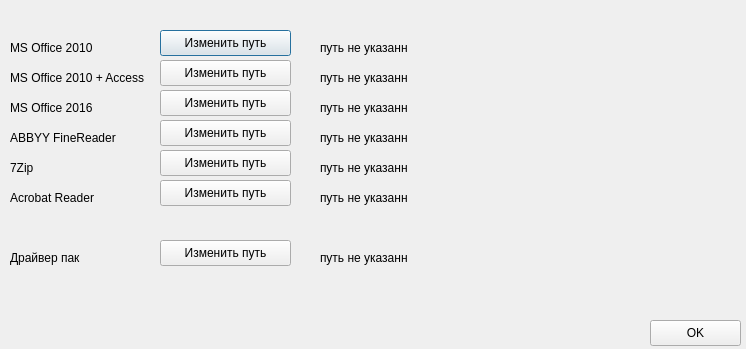
Qt form design_ui/EditPath.ui (BagaJimbildan/LAS_SibSIU) before a commit.
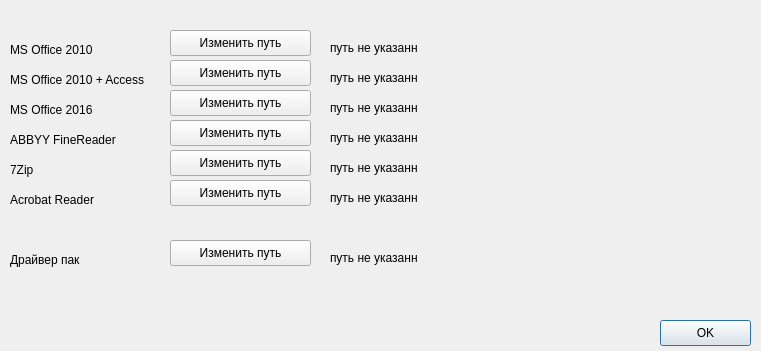
The same form after that commit.

Patch:
```diff
--- a/design_ui/EditPath.ui
+++ b/design_ui/EditPath.ui
@@ -6,8 +6,8 @@
    <rect>
     <x>0</x>
     <y>0</y>
-    <width>746</width>
-    <height>349</height>
+    <width>761</width>
+    <height>351</height>
    </rect>
   </property>
   <property name="windowTitle">
@@ -18,8 +18,8 @@
     <rect>
      <x>10</x>
      <y>40</y>
-     <width>101</width>
-     <height>16</height>
+     <width>111</width>
+     <height>20</height>
     </rect>
    </property>
    <property name="text">
@@ -31,8 +31,8 @@
     <rect>
      <x>10</x>
      <y>70</y>
-     <width>141</width>
-     <height>16</height>
+     <width>151</width>
+     <height>20</height>
     </rect>
    </property>
    <property name="text">
@@ -44,8 +44,8 @@
     <rect>
      <x>10</x>
      <y>130</y>
-     <width>141</width>
-     <height>16</height>
+     <width>151</width>
+     <height>20</height>
     </rect>
    </property>
    <property name="text">
@@ -57,8 +57,8 @@
     <rect>
      <x>10</x>
      <y>160</y>
-     <width>141</width>
-     <height>16</height>
+     <width>151</width>
+     <height>20</height>
     </rect>
    </property>
    <property name="text">
@@ -70,8 +70,8 @@
     <rect>
      <x>10</x>
      <y>190</y>
-     <width>141</width>
-     <height>16</height>
+     <width>151</width>
+     <height>20</height>
     </rect>
    </property>
    <property name="text">
@@ -83,8 +83,8 @@
     <rect>
      <x>10</x>
      <y>100</y>
-     <width>141</width>
-     <height>16</height>
+     <width>151</width>
+     <height>20</height>
     </rect>
    </property>
    <property name="text">
@@ -94,9 +94,9 @@
   <widget class="QPushButton" name="btn_of10">
    <property name="geometry">
     <rect>
-     <x>160</x>
+     <x>170</x>
      <y>30</y>
-     <width>131</width>
+     <width>141</width>
      <height>26</height>
     </rect>
    </property>
@@ -107,9 +107,9 @@
   <widget class="QPushButton" name="btn_of10A">
    <property name="geometry">
     <rect>
-     <x>160</x>
+     <x>170</x>
      <y>60</y>
-     <width>131</width>
+     <width>141</width>
      <height>26</height>
     </rect>
    </property>
@@ -120,9 +120,9 @@
   <widget class="QPushButton" name="btn_of16">
    <property name="geometry">
     <rect>
-     <x>160</x>
+     <x>170</x>
      <y>90</y>
-     <width>131</width>
+     <width>141</width>
      <height>26</height>
     </rect>
    </property>
@@ -133,9 +133,9 @@
   <widget class="QPushButton" name="btn_fr">
    <property name="geometry">
     <rect>
-     <x>160</x>
+     <x>170</x>
      <y>120</y>
-     <width>131</width>
+     <width>141</width>
      <height>26</height>
     </rect>
    </property>
@@ -146,9 +146,9 @@
   <widget class="QPushButton" name="btn_7z">
    <property name="geometry">
     <rect>
-     <x>160</x>
+     <x>170</x>
      <y>150</y>
-     <width>131</width>
+     <width>141</width>
      <height>26</height>
     </rect>
    </property>
@@ -159,9 +159,9 @@
   <widget class="QPushButton" name="btn_ar">
    <property name="geometry">
     <rect>
-     <x>160</x>
+     <x>170</x>
      <y>180</y>
-     <width>131</width>
+     <width>141</width>
      <height>26</height>
     </rect>
    </property>
@@ -174,8 +174,8 @@
     <rect>
      <x>10</x>
      <y>250</y>
-     <width>141</width>
-     <height>16</height>
+     <width>151</width>
+     <height>20</height>
     </rect>
    </property>
    <property name="text">
@@ -185,9 +185,9 @@
   <widget class="QPushButton" name="btn_driver">
    <property name="geometry">
     <rect>
-     <x>160</x>
+     <x>170</x>
      <y>240</y>
-     <width>131</width>
+     <width>141</width>
      <height>26</height>
     </rect>
    </property>
@@ -198,7 +198,7 @@
   <widget class="QLabel" name="lbl_path_driver">
    <property name="geometry">
     <rect>
-     <x>320</x>
+     <x>330</x>
      <y>250</y>
      <width>411</width>
      <height>16</height>
@@ -211,7 +211,7 @@
   <widget class="QLabel" name="lbl_path_ar">
    <property name="geometry">
     <rect>
-     <x>320</x>
+     <x>330</x>
      <y>190</y>
      <width>411</width>
      <height>16</height>
@@ -224,7 +224,7 @@
   <widget class="QLabel" name="lbl_path_of10A">
    <property name="geometry">
     <rect>
-     <x>320</x>
+     <x>330</x>
      <y>70</y>
      <width>411</width>
      <height>16</height>
@@ -237,7 +237,7 @@
   <widget class="QLabel" name="lbl_path_of10">
    <property name="geometry">
     <rect>
-     <x>320</x>
+     <x>330</x>
      <y>40</y>
      <width>411</width>
      <height>16</height>
@@ -250,7 +250,7 @@
   <widget class="QLabel" name="lbl_path_of16">
    <property name="geometry">
     <rect>
-     <x>320</x>
+     <x>330</x>
      <y>100</y>
      <width>411</width>
      <height>16</height>
@@ -263,7 +263,7 @@
   <widget class="QLabel" name="lbl_path_fr">
    <property name="geometry">
     <rect>
-     <x>320</x>
+     <x>330</x>
      <y>130</y>
      <width>411</width>
      <height>16</height>
@@ -276,7 +276,7 @@
   <widget class="QLabel" name="lbl_path_7z">
    <property name="geometry">
     <rect>
-     <x>320</x>
+     <x>330</x>
      <y>160</y>
      <width>411</width>
      <height>16</height>
@@ -289,7 +289,7 @@
   <widget class="QPushButton" name="btn_ok">
    <property name="geometry">
     <rect>
-     <x>650</x>
+     <x>660</x>
      <y>320</y>
      <width>91</width>
      <height>26</height>
@@ -298,6 +298,9 @@
    <property name="text">
     <string>OK</string>
    </property>
+   <property name="default">
+    <bool>true</bool>
+   </property>
   </widget>
  </widget>
  <resources/>
```
